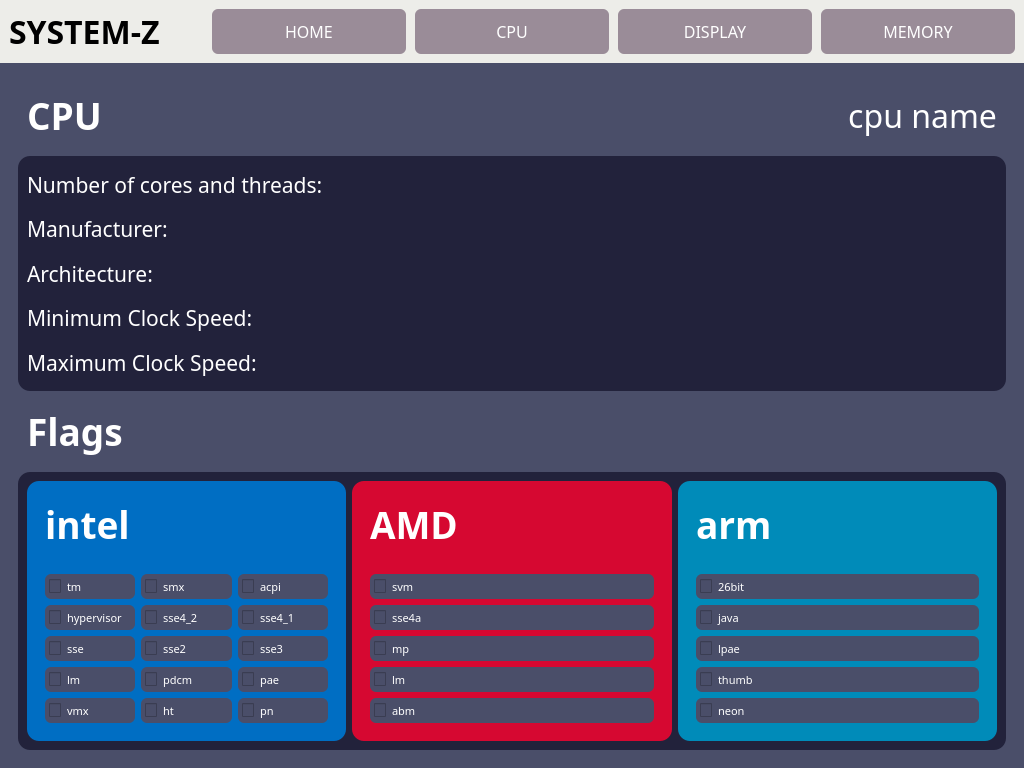
The window that ui_design.ui (dlord213/system-z) describes before a commit, drawn with Qt 5.
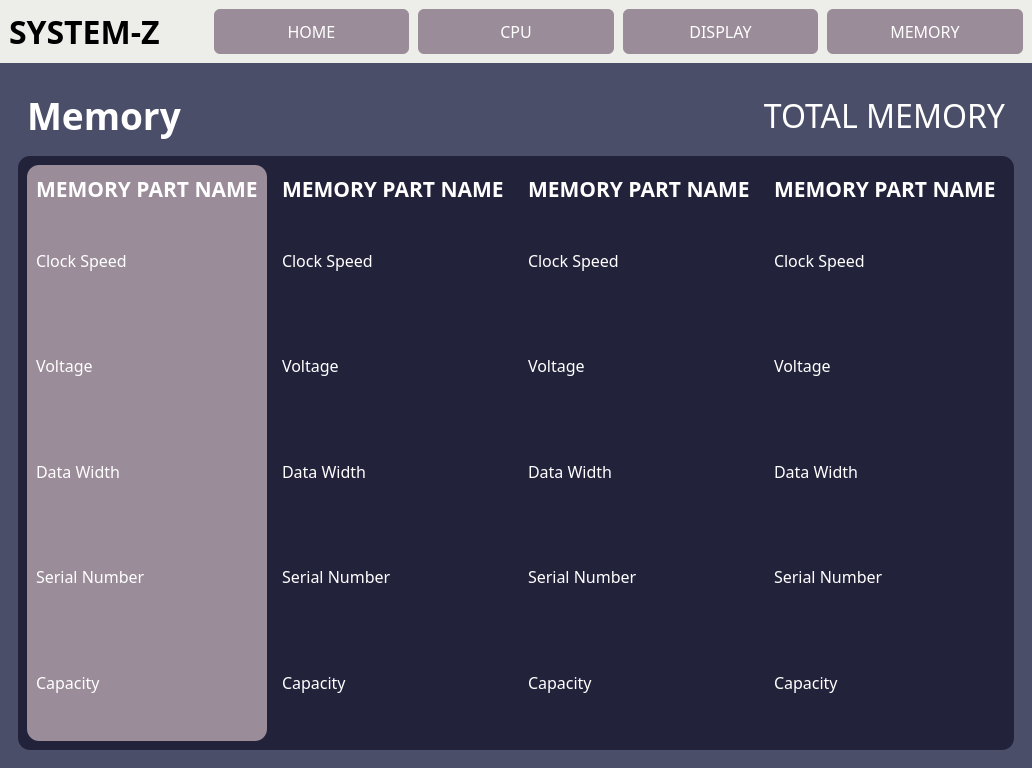
The same window after the commit.

```diff
--- a/ui_design.ui
+++ b/ui_design.ui
@@ -247,7 +247,7 @@
        <item>
         <widget class="QStackedWidget" name="infoWidget">
          <property name="currentIndex">
-          <number>1</number>
+          <number>3</number>
          </property>
          <widget class="QWidget" name="systemPage">
           <layout class="QVBoxLayout" name="verticalLayout_3">
@@ -1744,6 +1744,611 @@
            </item>
           </layout>
          </widget>
+         <widget class="QWidget" name="memoryPage">
+          <layout class="QVBoxLayout" name="verticalLayout_21">
+           <item>
+            <widget class="QFrame" name="memoryMainFrame">
+             <property name="frameShape">
+              <enum>QFrame::NoFrame</enum>
+             </property>
+             <property name="frameShadow">
+              <enum>QFrame::Plain</enum>
+             </property>
+             <layout class="QVBoxLayout" name="verticalLayout_22">
+              <item>
+               <widget class="QFrame" name="memoryHeaderFrame">
+                <property name="frameShape">
+                 <enum>QFrame::NoFrame</enum>
+                </property>
+                <property name="frameShadow">
+                 <enum>QFrame::Plain</enum>
+                </property>
+                <layout class="QHBoxLayout" name="horizontalLayout_6">
+                 <item>
+                  <widget class="QLabel" name="memHeadingLbl">
+                   <property name="sizePolicy">
+                    <sizepolicy hsizetype="Preferred" vsizetype="Minimum">
+                     <horstretch>0</horstretch>
+                     <verstretch>0</verstretch>
+                    </sizepolicy>
+                   </property>
+                   <property name="font">
+                    <font>
+                     <family>Raleway</family>
+                     <pointsize>28</pointsize>
+                     <weight>75</weight>
+                     <bold>true</bold>
+                    </font>
+                   </property>
+                   <property name="text">
+                    <string>Memory</string>
+                   </property>
+                  </widget>
+                 </item>
+                 <item>
+                  <widget class="QLabel" name="memHeadingInfoLbl">
+                   <property name="sizePolicy">
+                    <sizepolicy hsizetype="Preferred" vsizetype="Preferred">
+                     <horstretch>0</horstretch>
+                     <verstretch>0</verstretch>
+                    </sizepolicy>
+                   </property>
+                   <property name="font">
+                    <font>
+                     <family>Raleway</family>
+                     <pointsize>24</pointsize>
+                    </font>
+                   </property>
+                   <property name="text">
+                    <string>TOTAL MEMORY</string>
+                   </property>
+                   <property name="alignment">
+                    <set>Qt::AlignRight|Qt::AlignTrailing|Qt::AlignVCenter</set>
+                   </property>
+                  </widget>
+                 </item>
+                </layout>
+               </widget>
+              </item>
+              <item>
+               <widget class="QFrame" name="memoryInfoFrame">
+                <property name="sizePolicy">
+                 <sizepolicy hsizetype="Preferred" vsizetype="MinimumExpanding">
+                  <horstretch>0</horstretch>
+                  <verstretch>0</verstretch>
+                 </sizepolicy>
+                </property>
+                <property name="styleSheet">
+                 <string notr="true">QFrame {
+	background-color: #22223b;
+	border-radius: 12px;
+}</string>
+                </property>
+                <property name="frameShape">
+                 <enum>QFrame::NoFrame</enum>
+                </property>
+                <property name="frameShadow">
+                 <enum>QFrame::Plain</enum>
+                </property>
+                <layout class="QHBoxLayout" name="horizontalLayout_7">
+                 <item>
+                  <widget class="QFrame" name="mem1Frame">
+                   <property name="styleSheet">
+                    <string notr="true">QFrame {
+	background-color: #9a8c98;
+	color: white;
+}</string>
+                   </property>
+                   <property name="frameShape">
+                    <enum>QFrame::NoFrame</enum>
+                   </property>
+                   <property name="frameShadow">
+                    <enum>QFrame::Plain</enum>
+                   </property>
+                   <layout class="QVBoxLayout" name="verticalLayout_23">
+                    <item>
+                     <widget class="QLabel" name="memNameLbl_0">
+                      <property name="sizePolicy">
+                       <sizepolicy hsizetype="Preferred" vsizetype="Maximum">
+                        <horstretch>0</horstretch>
+                        <verstretch>0</verstretch>
+                       </sizepolicy>
+                      </property>
+                      <property name="font">
+                       <font>
+                        <family>Raleway</family>
+                        <pointsize>16</pointsize>
+                        <weight>75</weight>
+                        <bold>true</bold>
+                       </font>
+                      </property>
+                      <property name="text">
+                       <string>MEMORY PART NAME</string>
+                      </property>
+                      <property name="alignment">
+                       <set>Qt::AlignLeading|Qt::AlignLeft|Qt::AlignVCenter</set>
+                      </property>
+                     </widget>
+                    </item>
+                    <item>
+                     <widget class="QLabel" name="memClockSpeedLbl_0">
+                      <property name="font">
+                       <font>
+                        <family>Raleway</family>
+                        <pointsize>12</pointsize>
+                        <weight>50</weight>
+                        <bold>false</bold>
+                       </font>
+                      </property>
+                      <property name="text">
+                       <string>Clock Speed</string>
+                      </property>
+                      <property name="wordWrap">
+                       <bool>true</bool>
+                      </property>
+                     </widget>
+                    </item>
+                    <item>
+                     <widget class="QLabel" name="memVoltageLbl_0">
+                      <property name="font">
+                       <font>
+                        <family>Raleway</family>
+                        <pointsize>12</pointsize>
+                        <weight>50</weight>
+                        <bold>false</bold>
+                       </font>
+                      </property>
+                      <property name="text">
+                       <string>Voltage</string>
+                      </property>
+                      <property name="wordWrap">
+                       <bool>true</bool>
+                      </property>
+                     </widget>
+                    </item>
+                    <item>
+                     <widget class="QLabel" name="memDataWidthLbl_0">
+                      <property name="font">
+                       <font>
+                        <family>Raleway</family>
+                        <pointsize>12</pointsize>
+                        <weight>50</weight>
+                        <bold>false</bold>
+                       </font>
+                      </property>
+                      <property name="text">
+                       <string>Data Width</string>
+                      </property>
+                      <property name="wordWrap">
+                       <bool>true</bool>
+                      </property>
+                     </widget>
+                    </item>
+                    <item>
+                     <widget class="QLabel" name="memSerialNoLbl_0">
+                      <property name="font">
+                       <font>
+                        <family>Raleway</family>
+                        <pointsize>12</pointsize>
+                        <weight>50</weight>
+                        <bold>false</bold>
+                       </font>
+                      </property>
+                      <property name="text">
+                       <string>Serial Number</string>
+                      </property>
+                      <property name="wordWrap">
+                       <bool>true</bool>
+                      </property>
+                     </widget>
+                    </item>
+                    <item>
+                     <widget class="QLabel" name="memCapacityLbl_0">
+                      <property name="font">
+                       <font>
+                        <family>Raleway</family>
+                        <pointsize>12</pointsize>
+                        <weight>50</weight>
+                        <bold>false</bold>
+                       </font>
+                      </property>
+                      <property name="text">
+                       <string>Capacity</string>
+                      </property>
+                      <property name="wordWrap">
+                       <bool>true</bool>
+                      </property>
+                     </widget>
+                    </item>
+                   </layout>
+                  </widget>
+                 </item>
+                 <item>
+                  <widget class="QFrame" name="mem2Frame">
+                   <property name="frameShape">
+                    <enum>QFrame::NoFrame</enum>
+                   </property>
+                   <property name="frameShadow">
+                    <enum>QFrame::Plain</enum>
+                   </property>
+                   <layout class="QVBoxLayout" name="verticalLayout_24">
+                    <item>
+                     <widget class="QLabel" name="memNameLbl_1">
+                      <property name="sizePolicy">
+                       <sizepolicy hsizetype="Preferred" vsizetype="Maximum">
+                        <horstretch>0</horstretch>
+                        <verstretch>0</verstretch>
+                       </sizepolicy>
+                      </property>
+                      <property name="font">
+                       <font>
+                        <family>Raleway</family>
+                        <pointsize>16</pointsize>
+                        <weight>75</weight>
+                        <bold>true</bold>
+                       </font>
+                      </property>
+                      <property name="text">
+                       <string>MEMORY PART NAME</string>
+                      </property>
+                      <property name="alignment">
+                       <set>Qt::AlignLeading|Qt::AlignLeft|Qt::AlignVCenter</set>
+                      </property>
+                     </widget>
+                    </item>
+                    <item>
+                     <widget class="QLabel" name="memClockSpeedLbl_1">
+                      <property name="font">
+                       <font>
+                        <family>Raleway</family>
+                        <pointsize>12</pointsize>
+                        <weight>50</weight>
+                        <bold>false</bold>
+                       </font>
+                      </property>
+                      <property name="text">
+                       <string>Clock Speed</string>
+                      </property>
+                      <property name="wordWrap">
+                       <bool>true</bool>
+                      </property>
+                     </widget>
+                    </item>
+                    <item>
+                     <widget class="QLabel" name="memVoltageLbl_1">
+                      <property name="font">
+                       <font>
+                        <family>Raleway</family>
+                        <pointsize>12</pointsize>
+                        <weight>50</weight>
+                        <bold>false</bold>
+                       </font>
+                      </property>
+                      <property name="text">
+                       <string>Voltage</string>
+                      </property>
+                      <property name="wordWrap">
+                       <bool>true</bool>
+                      </property>
+                     </widget>
+                    </item>
+                    <item>
+                     <widget class="QLabel" name="memDataWidthLbl_1">
+                      <property name="font">
+                       <font>
+                        <family>Raleway</family>
+                        <pointsize>12</pointsize>
+                        <weight>50</weight>
+                        <bold>false</bold>
+                       </font>
+                      </property>
+                      <property name="text">
+                       <string>Data Width</string>
+                      </property>
+                      <property name="wordWrap">
+                       <bool>true</bool>
+                      </property>
+                     </widget>
+                    </item>
+                    <item>
+                     <widget class="QLabel" name="memSerialNoLbl_1">
+                      <property name="font">
+                       <font>
+                        <family>Raleway</family>
+                        <pointsize>12</pointsize>
+                        <weight>50</weight>
+                        <bold>false</bold>
+                       </font>
+                      </property>
+                      <property name="text">
+                       <string>Serial Number</string>
+                      </property>
+                      <property name="wordWrap">
+                       <bool>true</bool>
+                      </property>
+                     </widget>
+                    </item>
+                    <item>
+                     <widget class="QLabel" name="memCapacityLbl_1">
+                      <property name="font">
+                       <font>
+                        <family>Raleway</family>
+                        <pointsize>12</pointsize>
+                        <weight>50</weight>
+                        <bold>false</bold>
+                       </font>
+                      </property>
+                      <property name="text">
+                       <string>Capacity</string>
+                      </property>
+                      <property name="wordWrap">
+                       <bool>true</bool>
+                      </property>
+                     </widget>
+                    </item>
+                   </layout>
+                  </widget>
+                 </item>
+                 <item>
+                  <widget class="QFrame" name="mem3Frame">
+                   <property name="frameShape">
+                    <enum>QFrame::NoFrame</enum>
+                   </property>
+                   <property name="frameShadow">
+                    <enum>QFrame::Plain</enum>
+                   </property>
+                   <layout class="QVBoxLayout" name="verticalLayout_25">
+                    <item>
+                     <widget class="QLabel" name="memNameLbl_2">
+                      <property name="sizePolicy">
+                       <sizepolicy hsizetype="Preferred" vsizetype="Maximum">
+                        <horstretch>0</horstretch>
+                        <verstretch>0</verstretch>
+                       </sizepolicy>
+                      </property>
+                      <property name="font">
+                       <font>
+                        <family>Raleway</family>
+                        <pointsize>16</pointsize>
+                        <weight>75</weight>
+                        <bold>true</bold>
+                       </font>
+                      </property>
+                      <property name="text">
+                       <string>MEMORY PART NAME</string>
+                      </property>
+                      <property name="alignment">
+                       <set>Qt::AlignLeading|Qt::AlignLeft|Qt::AlignVCenter</set>
+                      </property>
+                     </widget>
+                    </item>
+                    <item>
+                     <widget class="QLabel" name="memClockSpeedLbl_2">
+                      <property name="font">
+                       <font>
+                        <family>Raleway</family>
+                        <pointsize>12</pointsize>
+                        <weight>50</weight>
+                        <bold>false</bold>
+                       </font>
+                      </property>
+                      <property name="text">
+                       <string>Clock Speed</string>
+                      </property>
+                      <property name="wordWrap">
+                       <bool>true</bool>
+                      </property>
+                     </widget>
+                    </item>
+                    <item>
+                     <widget class="QLabel" name="memVoltageLbl_2">
+                      <property name="font">
+                       <font>
+                        <family>Raleway</family>
+                        <pointsize>12</pointsize>
+                        <weight>50</weight>
+                        <bold>false</bold>
+                       </font>
+                      </property>
+                      <property name="text">
+                       <string>Voltage</string>
+                      </property>
+                      <property name="wordWrap">
+                       <bool>true</bool>
+                      </property>
+                     </widget>
+                    </item>
+                    <item>
+                     <widget class="QLabel" name="memDataWidthLbl_2">
+                      <property name="font">
+                       <font>
+                        <family>Raleway</family>
+                        <pointsize>12</pointsize>
+                        <weight>50</weight>
+                        <bold>false</bold>
+                       </font>
+                      </property>
+                      <property name="text">
+                       <string>Data Width</string>
+                      </property>
+                      <property name="wordWrap">
+                       <bool>true</bool>
+                      </property>
+                     </widget>
+                    </item>
+                    <item>
+                     <widget class="QLabel" name="memSerialNoLbl_2">
+                      <property name="font">
+                       <font>
+                        <family>Raleway</family>
+                        <pointsize>12</pointsize>
+                        <weight>50</weight>
+                        <bold>false</bold>
+                       </font>
+                      </property>
+                      <property name="text">
+                       <string>Serial Number</string>
+                      </property>
+                      <property name="wordWrap">
+                       <bool>true</bool>
+                      </property>
+                     </widget>
+                    </item>
+                    <item>
+                     <widget class="QLabel" name="memCapacityLbl_2">
+                      <property name="font">
+                       <font>
+                        <family>Raleway</family>
+                        <pointsize>12</pointsize>
+                        <weight>50</weight>
+                        <bold>false</bold>
+                       </font>
+                      </property>
+                      <property name="text">
+                       <string>Capacity</string>
+                      </property>
+                      <property name="wordWrap">
+                       <bool>true</bool>
+                      </property>
+                     </widget>
+                    </item>
+                   </layout>
+                  </widget>
+                 </item>
+                 <item>
+                  <widget class="QFrame" name="mem4Frame">
+                   <property name="frameShape">
+                    <enum>QFrame::NoFrame</enum>
+                   </property>
+                   <property name="frameShadow">
+                    <enum>QFrame::Plain</enum>
+                   </property>
+                   <layout class="QVBoxLayout" name="verticalLayout_26">
+                    <item>
+                     <widget class="QLabel" name="memNameLbl_3">
+                      <property name="sizePolicy">
+                       <sizepolicy hsizetype="Preferred" vsizetype="Maximum">
+                        <horstretch>0</horstretch>
+                        <verstretch>0</verstretch>
+                       </sizepolicy>
+                      </property>
+                      <property name="font">
+                       <font>
+                        <family>Raleway</family>
+                        <pointsize>16</pointsize>
+                        <weight>75</weight>
+                        <bold>true</bold>
+                       </font>
+                      </property>
+                      <property name="text">
+                       <string>MEMORY PART NAME</string>
+                      </property>
+                      <property name="alignment">
+                       <set>Qt::AlignLeading|Qt::AlignLeft|Qt::AlignVCenter</set>
+                      </property>
+                     </widget>
+                    </item>
+                    <item>
+                     <widget class="QLabel" name="memClockSpeedLbl_3">
+                      <property name="font">
+                       <font>
+                        <family>Raleway</family>
+                        <pointsize>12</pointsize>
+                        <weight>50</weight>
+                        <bold>false</bold>
+                       </font>
+                      </property>
+                      <property name="text">
+                       <string>Clock Speed</string>
+                      </property>
+                      <property name="wordWrap">
+                       <bool>true</bool>
+                      </property>
+                     </widget>
+                    </item>
+                    <item>
+                     <widget class="QLabel" name="memVoltageLbl_3">
+                      <property name="font">
+                       <font>
+                        <family>Raleway</family>
+                        <pointsize>12</pointsize>
+                        <weight>50</weight>
+                        <bold>false</bold>
+                       </font>
+                      </property>
+                      <property name="text">
+                       <string>Voltage</string>
+                      </property>
+                      <property name="wordWrap">
+                       <bool>true</bool>
+                      </property>
+                     </widget>
+                    </item>
+                    <item>
+                     <widget class="QLabel" name="memDataWidthLbl_3">
+                      <property name="font">
+                       <font>
+                        <family>Raleway</family>
+                        <pointsize>12</pointsize>
+                        <weight>50</weight>
+                        <bold>false</bold>
+                       </font>
+                      </property>
+                      <property name="text">
+                       <string>Data Width</string>
+                      </property>
+                      <property name="wordWrap">
+                       <bool>true</bool>
+                      </property>
+                     </widget>
+                    </item>
+                    <item>
+                     <widget class="QLabel" name="memSerialNoLbl_3">
+                      <property name="font">
+                       <font>
+                        <family>Raleway</family>
+                        <pointsize>12</pointsize>
+                        <weight>50</weight>
+                        <bold>false</bold>
+                       </font>
+                      </property>
+                      <property name="text">
+                       <string>Serial Number</string>
+                      </property>
+                      <property name="wordWrap">
+                       <bool>true</bool>
+                      </property>
+                     </widget>
+                    </item>
+                    <item>
+                     <widget class="QLabel" name="memCapacityLbl_3">
+                      <property name="font">
+                       <font>
+                        <family>Raleway</family>
+                        <pointsize>12</pointsize>
+                        <weight>50</weight>
+                        <bold>false</bold>
+                       </font>
+                      </property>
+                      <property name="text">
+                       <string>Capacity</string>
+                      </property>
+                      <property name="wordWrap">
+                       <bool>true</bool>
+                      </property>
+                     </widget>
+                    </item>
+                   </layout>
+                  </widget>
+                 </item>
+                </layout>
+               </widget>
+              </item>
+             </layout>
+            </widget>
+           </item>
+          </layout>
+         </widget>
         </widget>
        </item>
       </layout>
```
Left out of the diff: 2 changed lines with no effect on the pictures.
